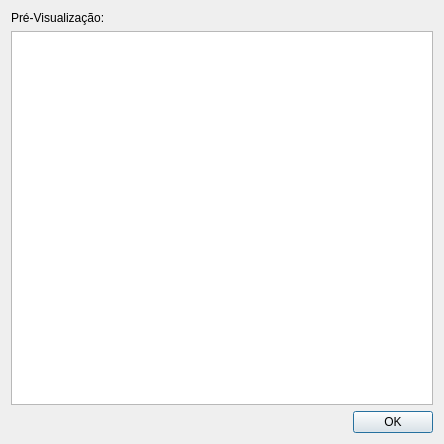
This is previewavs.ui in Lucas-Uchiha/AVSGenerator as Qt 5 draws it before an edit. The edited form follows.
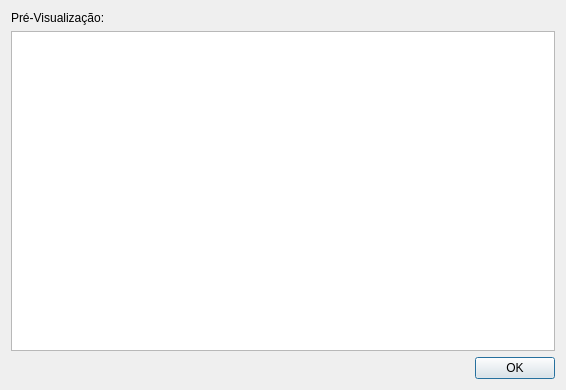
This is the edited form. Icons and pictures are not drawn.

```diff
--- a/previewavs.ui
+++ b/previewavs.ui
@@ -6,8 +6,8 @@
    <rect>
     <x>0</x>
     <y>0</y>
-    <width>444</width>
-    <height>444</height>
+    <width>566</width>
+    <height>390</height>
    </rect>
   </property>
   <property name="windowTitle">
@@ -51,6 +51,9 @@
      <property name="documentTitle">
       <string/>
      </property>
+     <property name="lineWrapMode">
+      <enum>QPlainTextEdit::NoWrap</enum>
+     </property>
      <property name="readOnly">
       <bool>true</bool>
      </property>
```
Left out of the diff: 8 changed lines with no effect on the pictures.
